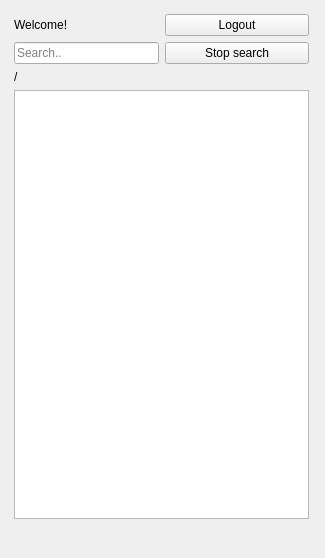
Above: tabs/MyDriveLoggedInTab.ui from ellipsis-drive-internal/qgis-plugin before the change. Below: the same form after it.
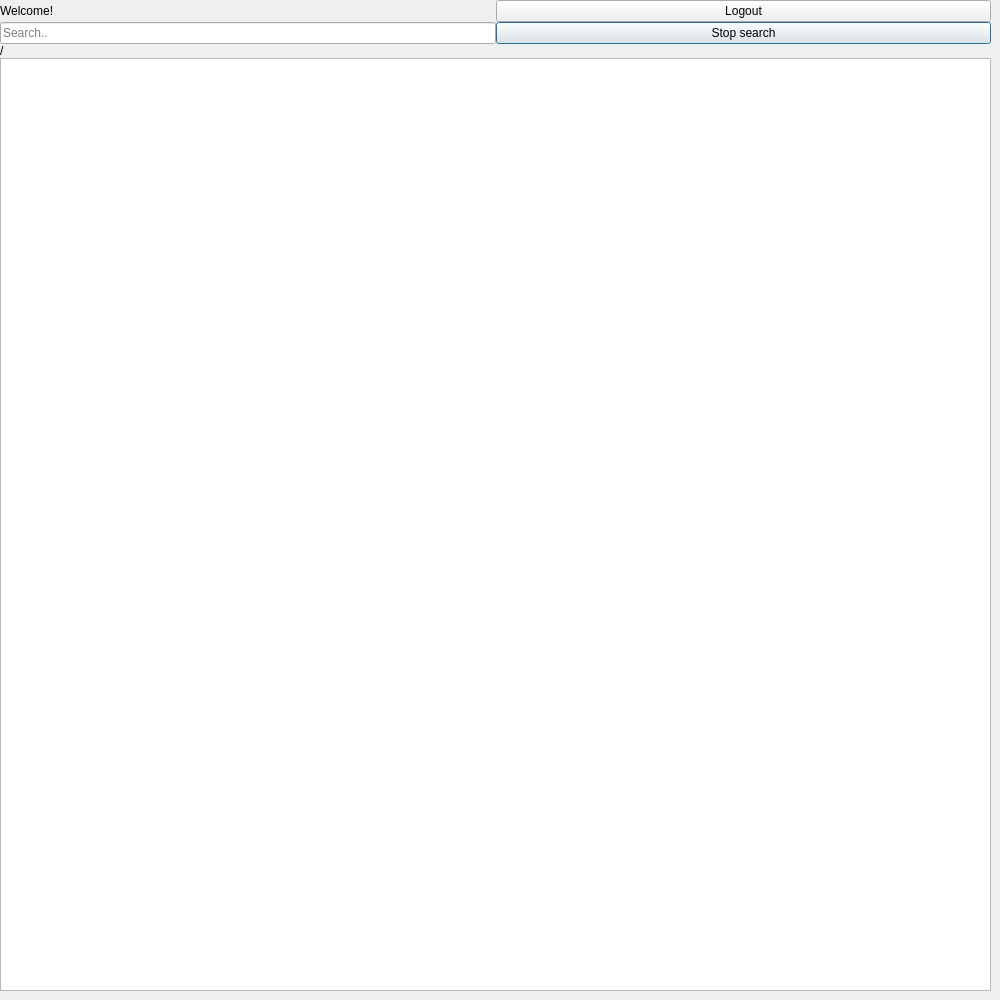
That is the form after the change.

Commit message: make dockable, add no connection tab, handle retry, dynamic layout for all widgets

```diff
--- a/tabs/MyDriveLoggedInTab.ui
+++ b/tabs/MyDriveLoggedInTab.ui
@@ -1,48 +1,50 @@
 <?xml version="1.0" encoding="UTF-8"?>
 <ui version="4.0">
  <class>EllipsisConnectDialogBase</class>
- <widget class="QDockWidget" name="EllipsisConnectDialogBase">
+ <widget class="QDialog" name="EllipsisConnectDialogBase">
   <property name="geometry">
    <rect>
     <x>0</x>
     <y>0</y>
-    <width>325</width>
-    <height>558</height>
+    <width>1000</width>
+    <height>1000</height>
    </rect>
   </property>
+  <property name="sizePolicy">
+   <sizepolicy hsizetype="Ignored" vsizetype="Ignored">
+    <horstretch>0</horstretch>
+    <verstretch>0</verstretch>
+   </sizepolicy>
+  </property>
   <property name="windowTitle">
    <string>Ellipsis Drive Connect</string>
   </property>
   <widget class="QWidget" name="layoutWidget">
    <property name="geometry">
     <rect>
-     <x>10</x>
-     <y>6</y>
-     <width>311</width>
-     <height>541</height>
+     <x>0</x>
+     <y>0</y>
+     <width>991</width>
+     <height>991</height>
     </rect>
    </property>
+   <property name="sizePolicy">
+    <sizepolicy hsizetype="Preferred" vsizetype="Preferred">
+     <horstretch>0</horstretch>
+     <verstretch>0</verstretch>
+    </sizepolicy>
+   </property>
    <layout class="QGridLayout" name="gridLayout">
+    <property name="sizeConstraint">
+     <enum>QLayout::SetDefaultConstraint</enum>
+    </property>
     <property name="rightMargin">
-     <number>11</number>
+     <number>0</number>
     </property>
-    <item row="10" column="3">
-     <spacer name="horizontalSpacer">
-      <property name="orientation">
-       <enum>Qt::Horizontal</enum>
-      </property>
-      <property name="sizeType">
-       <enum>QSizePolicy::Fixed</enum>
-      </property>
-      <property name="sizeHint" stdset="0">
-       <size>
-        <width>5</width>
-        <height>0</height>
-       </size>
-      </property>
-     </spacer>
-    </item>
-    <item row="3" column="1">
+    <property name="spacing">
+     <number>0</number>
+    </property>
+    <item row="2" column="0">
      <widget class="QLineEdit" name="lineEdit_search">
       <property name="sizePolicy">
        <sizepolicy hsizetype="Preferred" vsizetype="Fixed">
@@ -58,37 +60,30 @@
       </property>
      </widget>
     </item>
-    <item row="1" column="1">
+    <item row="0" column="0">
      <widget class="QLabel" name="label">
       <property name="text">
        <string>Welcome!</string>
       </property>
      </widget>
     </item>
-    <item row="0" column="1">
-     <spacer name="verticalSpacer_2">
-      <property name="orientation">
-       <enum>Qt::Vertical</enum>
-      </property>
-      <property name="sizeType">
-       <enum>QSizePolicy::Fixed</enum>
-      </property>
-      <property name="sizeHint" stdset="0">
-       <size>
-        <width>0</width>
-        <height>5</height>
-       </size>
-      </property>
-     </spacer>
+    <item row="7" column="0" colspan="2">
+     <widget class="QListWidget" name="listWidget_mydrive"/>
     </item>
-    <item row="3" column="2">
+    <item row="2" column="1">
      <widget class="QPushButton" name="pushButton_stopsearch">
+      <property name="sizePolicy">
+       <sizepolicy hsizetype="Preferred" vsizetype="Fixed">
+        <horstretch>0</horstretch>
+        <verstretch>0</verstretch>
+       </sizepolicy>
+      </property>
       <property name="text">
        <string>Stop search</string>
       </property>
      </widget>
     </item>
-    <item row="4" column="1" rowspan="2" colspan="2">
+    <item row="3" column="0" rowspan="2" colspan="2">
      <widget class="QLabel" name="label_path">
       <property name="sizePolicy">
        <sizepolicy hsizetype="Preferred" vsizetype="Minimum">
@@ -104,48 +99,19 @@
       </property>
      </widget>
     </item>
-    <item row="1" column="2">
+    <item row="0" column="1">
      <widget class="QPushButton" name="pushButton_logout">
+      <property name="sizePolicy">
+       <sizepolicy hsizetype="Preferred" vsizetype="Fixed">
+        <horstretch>0</horstretch>
+        <verstretch>0</verstretch>
+       </sizepolicy>
+      </property>
       <property name="text">
        <string>Logout</string>
       </property>
      </widget>
     </item>
-    <item row="12" column="2">
-     <spacer name="verticalSpacer">
-      <property name="orientation">
-       <enum>Qt::Vertical</enum>
-      </property>
-      <property name="sizeType">
-       <enum>QSizePolicy::Fixed</enum>
-      </property>
-      <property name="sizeHint" stdset="0">
-       <size>
-        <width>0</width>
-        <height>30</height>
-       </size>
-      </property>
-     </spacer>
-    </item>
-    <item row="10" column="0">
-     <spacer name="horizontalSpacer_2">
-      <property name="orientation">
-       <enum>Qt::Horizontal</enum>
-      </property>
-      <property name="sizeType">
-       <enum>QSizePolicy::Fixed</enum>
-      </property>
-      <property name="sizeHint" stdset="0">
-       <size>
-        <width>5</width>
-        <height>0</height>
-       </size>
-      </property>
-     </spacer>
-    </item>
-    <item row="8" column="1" colspan="2">
-     <widget class="QListWidget" name="listWidget_mydrive"/>
-    </item>
    </layout>
   </widget>
  </widget>
```
The commit also changes 6 other files.
